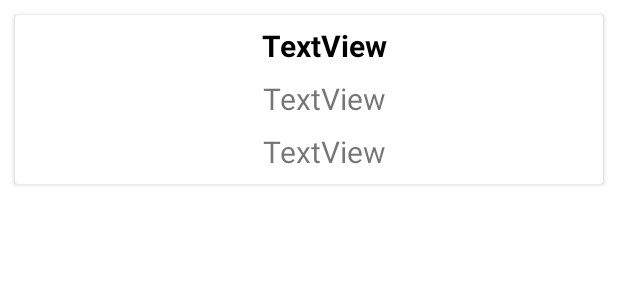
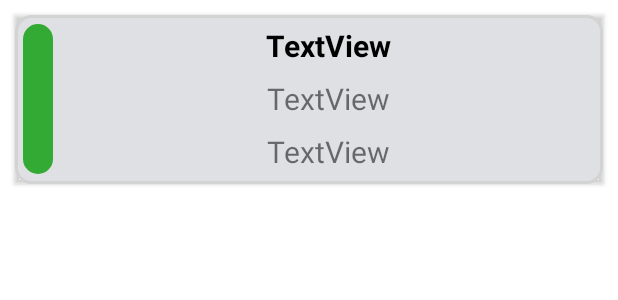
Before and after one commit to ysrod/finance-manager, an Android app: the layout finance_item.xml on its own in the app's theme, with its tools: preview values and no code run, on a phone screen of 412 x 824 dp. Shown: the top 300 px of the screen. Run offline under Robolectric (Android 15) with nearby library versions, the phone set to English and light mode, and no system bars.

Commit message:
minor layout changes

```diff
--- a/app/src/main/java/br/unifor/cct/financemanagerfb/activity/RevenueActivity.kt
+++ b/app/src/main/java/br/unifor/cct/financemanagerfb/activity/RevenueActivity.kt
@@ -36,9 +36,6 @@ class RevenueActivity : AppCompatActivity(), FinancesItemListener {
     override fun onCreate(savedInstanceState: Bundle?) {
         super.onCreate(savedInstanceState)
         setContentView(R.layout.activity_revenue)
-
-        Toast.makeText(baseContext, "Revenue Activity",
-            Toast.LENGTH_SHORT).show()
 
         mAuth = Firebase.auth
         mDatabase = Firebase.database
--- a/app/src/main/java/br/unifor/cct/financemanagerfb/adapter/FinancesAdapter.kt
+++ b/app/src/main/java/br/unifor/cct/financemanagerfb/adapter/FinancesAdapter.kt
@@ -48,9 +48,9 @@ class FinancesAdapter (var finances:List<Finances>):RecyclerView.Adapter<Finance
         holder.description.text = finances[position].description
         holder.date.text = finances[position].date
         if (finances[position].type) {
-            holder.type.setBackgroundColor(Color.GREEN)
+            holder.type.setBackgroundResource(R.drawable.revenue_view_layout)
         } else {
-            holder.type.setBackgroundColor(Color.RED)
+            holder.type.setBackgroundResource(R.drawable.expense_view_layout)
         }
 
     }
--- /dev/null
+++ b/app/src/main/res/drawable/revenue_view_layout.xml
@@ -0,0 +1,7 @@
+<?xml version="1.0" encoding="UTF-8"?>
+<shape xmlns:android="http://schemas.android.com/apk/res/android">
+    <solid android:color="#33AA33"/>
+    <stroke android:width="3dp" android:color="#33AA33" />
+    <corners android:radius="20dp"/>
+    <padding android:left="0dp" android:top="0dp" android:right="0dp" android:bottom="0dp" />
+</shape>
--- a/app/src/main/res/layout/activity_expense.xml
+++ b/app/src/main/res/layout/activity_expense.xml
@@ -4,6 +4,7 @@
     xmlns:tools="http://schemas.android.com/tools"
     android:layout_width="match_parent"
     android:layout_height="match_parent"
+    android:background="@color/background"
     tools:context=".activity.ExpenseActivity">
 
     <androidx.recyclerview.widget.RecyclerView
--- a/app/src/main/res/layout/activity_revenue.xml
+++ b/app/src/main/res/layout/activity_revenue.xml
@@ -4,6 +4,7 @@
     xmlns:tools="http://schemas.android.com/tools"
     android:layout_width="match_parent"
     android:layout_height="match_parent"
+    android:background="@color/background"
     tools:context=".activity.RevenueActivity">
 
     <androidx.recyclerview.widget.RecyclerView
--- a/app/src/main/res/layout/finance_item.xml
+++ b/app/src/main/res/layout/finance_item.xml
@@ -4,11 +4,13 @@
     xmlns:tools="http://schemas.android.com/tools"
     android:layout_width="match_parent"
     android:layout_height="wrap_content"
-    android:layout_margin="10dp">
+    android:layout_margin="10dp"
+    app:cardBackgroundColor="#00FFFFFF">
 
     <androidx.constraintlayout.widget.ConstraintLayout
         android:layout_width="match_parent"
-        android:layout_height="match_parent">
+        android:layout_height="match_parent"
+        android:background="@drawable/edit_text_bg">
 
         <TextView
             android:id="@+id/finance_item_textview_amount"
@@ -32,6 +34,9 @@
             android:id="@+id/finance_item_view_type"
             android:layout_width="20dp"
             android:layout_height="100dp"
+            android:background="@drawable/revenue_view_layout"
+
+            android:layout_marginStart="5dp"
             app:layout_constraintBottom_toBottomOf="parent"
             app:layout_constraintEnd_toEndOf="parent"
             app:layout_constraintHorizontal_bias="0.0"
```
Also changed, not shown: app/src/main/res/drawable/expense_view_layout.xml (added, +7 -0 lines).
